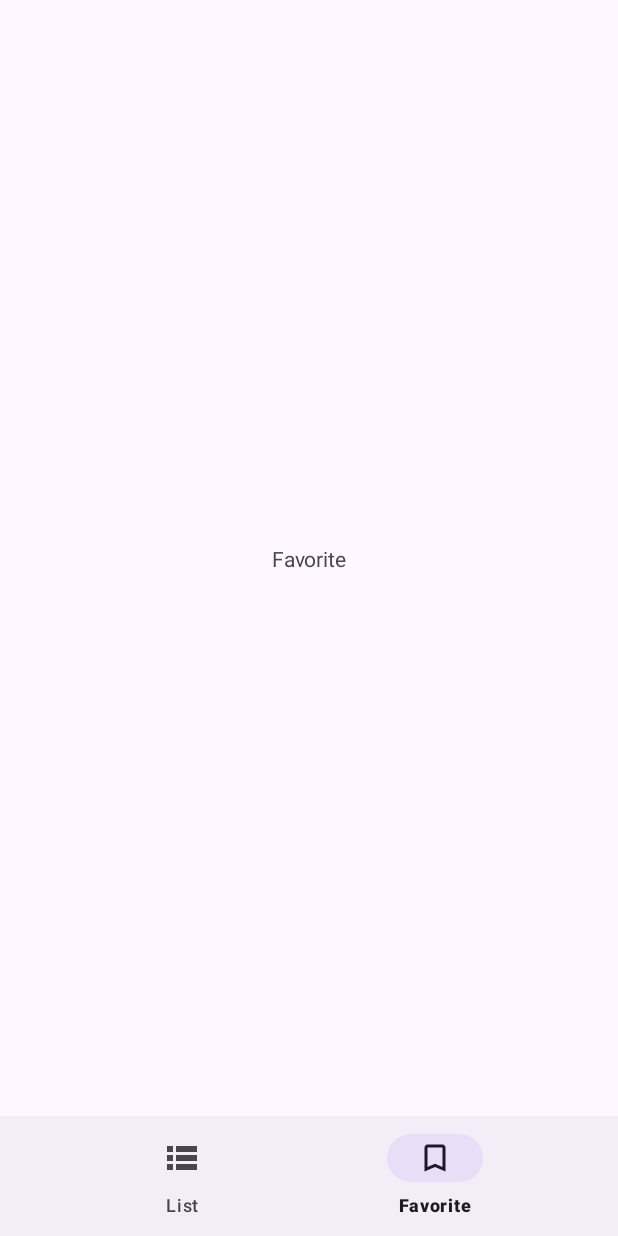
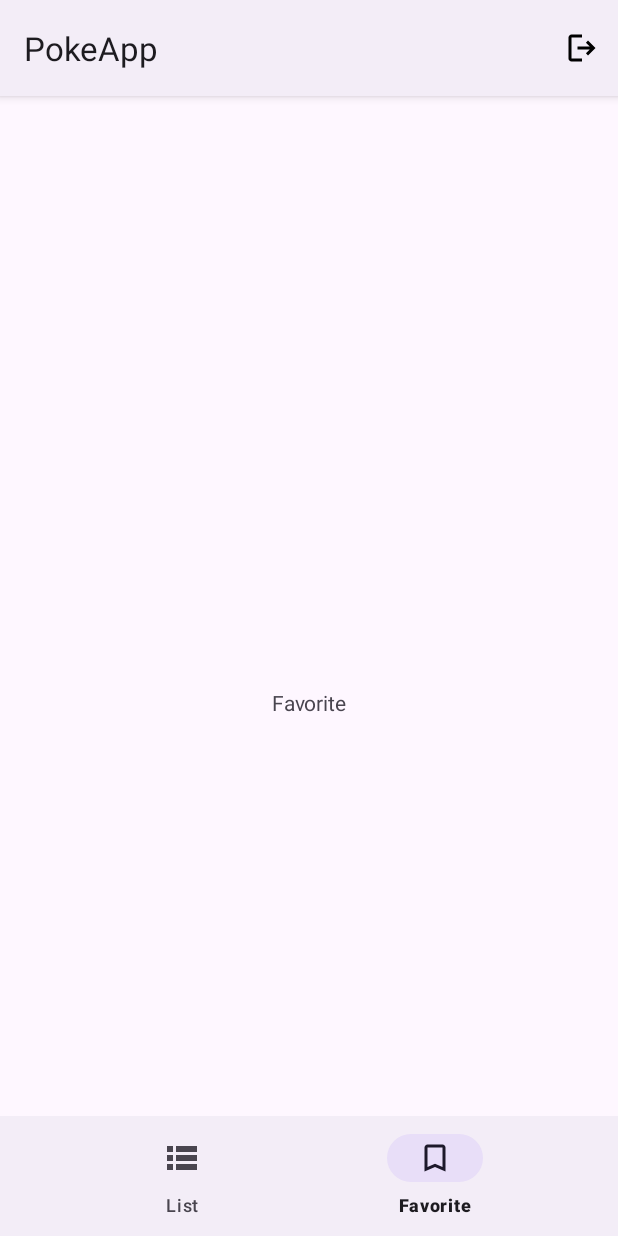
Before and after one commit to nicolasjuniar/pokeapp-clean-architecture, an Android app: the DashboardActivity screen opened directly, with no data from a screen before it, item 2 of the bottom bar chosen, on a phone screen of 412 x 824 dp. Run offline under Robolectric (Android 15) with nearby library versions, the phone set to English and light mode, and no system bars; our stand-ins replace Dagger/Hilt's generated code, navigation-ui; libraries missing offline, so code that uses them is left out: com.chuckerteam.chucker; pictures from the network do not load; 4 statements that could not run were skipped.

Commit message:
[nico] add logout feature

```diff
--- a/app/src/main/java/juniar/nicolas/pokeapp/presentation/dashboard/DashboardActivity.kt
+++ b/app/src/main/java/juniar/nicolas/pokeapp/presentation/dashboard/DashboardActivity.kt
@@ -1,15 +1,31 @@
 package juniar.nicolas.pokeapp.presentation.dashboard
 
 import android.os.Bundle
+import android.view.Menu
+import android.view.MenuItem
+import androidx.activity.viewModels
+import androidx.lifecycle.Lifecycle
+import androidx.lifecycle.lifecycleScope
+import androidx.lifecycle.repeatOnLifecycle
 import androidx.navigation.fragment.NavHostFragment
 import androidx.navigation.ui.setupWithNavController
+import com.google.android.material.dialog.MaterialAlertDialogBuilder
 import dagger.hilt.android.AndroidEntryPoint
 import juniar.nicolas.pokeapp.R
 import juniar.nicolas.pokeapp.databinding.ActivityDashboardBinding
+import juniar.nicolas.pokeapp.presentation.auth.AuthActivity
 import juniar.nicolas.pokeapp.presentation.base.BaseViewBindingActivity
+import juniar.nicolas.pokeapp.utils.Util.openActivity
+import juniar.nicolas.pokeapp.utils.Util.showToast
+import kotlinx.coroutines.flow.collect
+import kotlinx.coroutines.launch
+import javax.inject.Inject
 
 @AndroidEntryPoint
 class DashboardActivity : BaseViewBindingActivity<ActivityDashboardBinding>() {
+
+    private val dashboardViewModel:DashboardViewModel by viewModels()
+
     override fun getContentView() = ActivityDashboardBinding.inflate(layoutInflater)
 
     override fun onViewReady(savedInstanceState: Bundle?) {
@@ -19,5 +35,48 @@ class DashboardActivity : BaseViewBindingActivity<ActivityDashboardBinding>() {
 
         viewBinding.bottomNav
             .setupWithNavController(navController)
+
+        collectFlow()
+    }
+
+    override fun onCreateOptionsMenu(menu: Menu?): Boolean {
+        menuInflater.inflate(R.menu.main_menu, menu)
+        return true
+    }
+
+    override fun onOptionsItemSelected(item: MenuItem): Boolean {
+        return if (item.itemId == R.id.action_logout) {
+            showLogoutDialog()
+            true
+        } else {
+            super.onOptionsItemSelected(item)
+        }
+    }
+
+    private fun showLogoutDialog() {
+        MaterialAlertDialogBuilder(this)
+            .setTitle("Logout")
+            .setMessage("Are you sure you want to log out?")
+            .setPositiveButton("Yes") { dialog, _ ->
+                dashboardViewModel.logout()
+                dialog.dismiss()
+            }
+            .setNegativeButton("No") { dialog, _ ->
+                dialog.dismiss()
+            }
+            .show()
+    }
+
+    private fun collectFlow() {
+        lifecycleScope.launch {
+            repeatOnLifecycle(Lifecycle.State.STARTED) {
+                dashboardViewModel.isSuccessLogout.collect {
+                    if(it) {
+                        openActivity<AuthActivity>(isFinish = true)
+                        showToast("Logout Success")
+                    }
+                }
+            }
+        }
     }
 }
--- /dev/null
+++ b/app/src/main/java/juniar/nicolas/pokeapp/presentation/dashboard/DashboardViewModel.kt
@@ -0,0 +1,25 @@
+package juniar.nicolas.pokeapp.presentation.dashboard
+
+import androidx.lifecycle.viewModelScope
+import dagger.hilt.android.lifecycle.HiltViewModel
+import juniar.nicolas.pokeapp.data.local.datastore.PreferenceManager
+import juniar.nicolas.pokeapp.presentation.base.BaseViewModel
+import kotlinx.coroutines.flow.MutableSharedFlow
+import kotlinx.coroutines.flow.asSharedFlow
+import kotlinx.coroutines.launch
+import javax.inject.Inject
+
+@HiltViewModel
+class DashboardViewModel @Inject constructor(private val preferenceManager: PreferenceManager) :
+    BaseViewModel() {
+
+    private val _isSuccessLogout = MutableSharedFlow<Boolean>()
+    val isSuccessLogout = _isSuccessLogout.asSharedFlow()
+
+    fun logout() {
+        viewModelScope.launch {
+            preferenceManager.saveLoggedUsername("")
+            _isSuccessLogout.emit(true)
+        }
+    }
+}
--- /dev/null
+++ b/app/src/main/res/drawable/ic_logout_24dp.xml
@@ -0,0 +1,9 @@
+<vector xmlns:android="http://schemas.android.com/apk/res/android"
+    android:width="24dp"
+    android:height="24dp"
+    android:viewportWidth="960"
+    android:viewportHeight="960">
+  <path
+      android:pathData="M200,840q-33,0 -56.5,-23.5T120,760v-560q0,-33 23.5,-56.5T200,120h280v80L200,200v560h280v80L200,840ZM640,680 L585,622 687,520L360,520v-80h327L585,338l55,-58 200,200 -200,200Z"
+      android:fillColor="#000000"/>
+</vector>
--- a/app/src/main/res/layout/activity_dashboard.xml
+++ b/app/src/main/res/layout/activity_dashboard.xml
@@ -2,6 +2,7 @@
 <androidx.constraintlayout.widget.ConstraintLayout xmlns:android="http://schemas.android.com/apk/res/android"
     xmlns:app="http://schemas.android.com/apk/res-auto"
     android:layout_width="match_parent"
+    android:paddingTop="?actionBarSize"
     android:layout_height="match_parent">
 
     <androidx.fragment.app.FragmentContainerView
@@ -9,6 +10,8 @@
         android:name="androidx.navigation.fragment.NavHostFragment"
         android:layout_width="0dp"
         android:layout_height="0dp"
+        android:layout_marginTop="?actionBarSize"
+        android:fitsSystemWindows="true"
         app:defaultNavHost="true"
         app:layout_constraintBottom_toTopOf="@id/bottom_nav"
         app:layout_constraintLeft_toLeftOf="parent"
--- /dev/null
+++ b/app/src/main/res/menu/main_menu.xml
@@ -0,0 +1,8 @@
+<menu xmlns:android="http://schemas.android.com/apk/res/android"
+    xmlns:app="http://schemas.android.com/apk/res-auto">
+    <item
+        android:id="@+id/action_logout"
+        android:icon="@drawable/ic_logout_24dp"
+        android:title="Logout"
+        app:showAsAction="always" />
+</menu>
--- a/app/src/main/res/values/themes.xml
+++ b/app/src/main/res/values/themes.xml
@@ -1,10 +1,15 @@
 <resources xmlns:tools="http://schemas.android.com/tools">
     <!-- Base application theme. -->
-    <style name="Base.Theme.PokeApp" parent="Theme.Material3.DayNight.NoActionBar">
+    <style name="Theme.PokeApp.NoActionBar" parent="Theme.Material3.DayNight.NoActionBar">
         <!-- Customize your light theme here. -->
         <!-- <item name="colorPrimary">@color/my_light_primary</item> -->
         <item name="colorPrimary">@color/primary_red</item>
     </style>
 
-    <style name="Theme.PokeApp" parent="Base.Theme.PokeApp" />
+    <style name="Theme.PokeApp" parent="Theme.Material3.DayNight">
+        <!-- Customize your light theme here. -->
+        <!-- <item name="colorPrimary">@color/my_light_primary</item> -->
+        <item name="colorPrimary">@color/primary_red</item>
+    </style>
+
 </resources>
```
Also changed, not shown: app/src/main/AndroidManifest.xml (+7 -3 lines).
